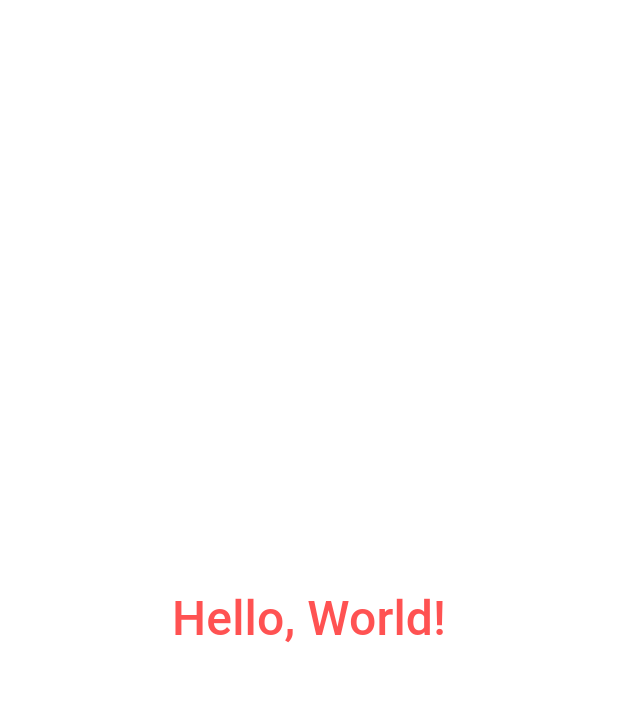
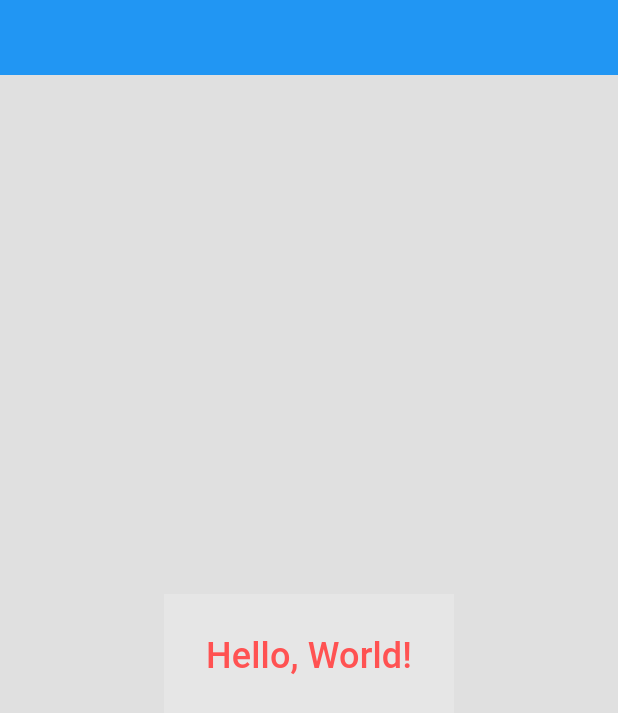
Before and after one commit to FlafyDev/wayland_shell, a Flutter app: the screen it shows after launch, after a tap on "Hello, World!", on a phone screen of 412 x 824 dp. Shown: the top 713 px of the screen. Run offline on Flutter 3.47's test engine with Material 3 defaults, Android fonts, the phone set to English and light mode, and no system bars.

Commit message:
feat: add layer shell apis

```diff
--- a/example/analysis_options.yaml
+++ b/example/analysis_options.yaml
@@ -21,7 +21,7 @@ linter:
   # `// ignore_for_file: name_of_lint` syntax on the line or in the file
   # producing the lint.
   rules:
-    # avoid_print: false  # Uncomment to disable the `avoid_print` rule
+    avoid_print: false  # Uncomment to disable the `avoid_print` rule
     # prefer_single_quotes: true  # Uncomment to enable the `prefer_single_quotes` rule
 
 # Additional information about this file can be found at
--- a/example/lib/main.dart
+++ b/example/lib/main.dart
@@ -1,7 +1,21 @@
 import 'package:flutter/material.dart';
 import 'package:wayland_shell/wayland_shell.dart';
 
-void main() {
+void main() async {
+  WidgetsFlutterBinding.ensureInitialized();
+
+  await WaylandShell.init(
+    namespace: "wayland_shell_example",
+    layer: WaylandShellLayer.top,
+    anchors: [
+      WaylandShellEdge.top,
+      WaylandShellEdge.left,
+      WaylandShellEdge.right,
+    ],
+    exclusiveZone: 50,
+    height: 250,
+  );
+
   runApp(const MyApp());
 }
 
@@ -13,32 +27,33 @@ class MyApp extends StatefulWidget {
 }
 
 class _MyAppState extends State<MyApp> {
-  @override
-  void initState() {
-    WaylandShell.clearInputRegions();
-
-    super.initState();
-  }
-
   bool e = true;
 
   @override
   Widget build(BuildContext context) {
     return MaterialApp(
       home: Scaffold(
-        backgroundColor: Colors.transparent,
-        body: Center(
+        backgroundColor: Colors.black12,
+        body: Column(
+          children: [
+            Container(
+              width: double.infinity,
+              height: 50,
+              color: Colors.blue,
+            ),
+            Expanded(
+              child: Center(
                 child: InputRegion(
                   enabled: e,
                   child: Container(
                     padding: const EdgeInsets.all(16.0),
-              color: Colors.white.withOpacity(0.2),
+                    color: Colors.white.withOpacity(e ? 0.2 : 0),
                     child: TextButton(
                       child: const Text(
                         'Hello, World!',
                         style: TextStyle(
                           color: Colors.redAccent,
-                    fontSize: 32.0,
+                          fontSize: 24,
                           // backgroundColor: Colors.greenAccent,
                         ),
                       ),
@@ -51,6 +66,8 @@ class _MyAppState extends State<MyApp> {
                         await Future.delayed(const Duration(seconds: 1));
                         setState(() {
                           e = true;
+
+                          print("Reset");
                         });
                       },
                     ),
@@ -58,6 +75,9 @@ class _MyAppState extends State<MyApp> {
                 ),
               ),
             ),
+          ],
+        ),
+      ),
     );
   }
 }
--- a/lib/src/global_rect/global_rect.dart
+++ b/lib/src/global_rect/global_rect.dart
@@ -2,7 +2,7 @@ import 'package:flutter/material.dart';
 import 'package:flutter/rendering.dart';
 
 class GlobalRect extends SingleChildRenderObjectWidget {
-  const GlobalRect({
+  GlobalRect({
     super.key,
     required super.child,
     this.painter,
@@ -11,12 +11,13 @@ class GlobalRect extends SingleChildRenderObjectWidget {
 
   final OffsetPainter? painter;
   final void Function(Rect)? onChange;
+  Rect? _lastRect;
 
   @override
   RenderObject createRenderObject(BuildContext context) {
     return RenderGlobalRect(
       painter: painter,
-      onChange: onChange,
+      reportSize: _reportSize,
     );
   }
 
@@ -24,15 +25,21 @@ class GlobalRect extends SingleChildRenderObjectWidget {
   void updateRenderObject(BuildContext context, RenderGlobalRect renderObject) {
     renderObject
       ..painter = painter
-      ..onChange = onChange
+      ..reportSize = _reportSize
       ..markNeedsPaint();
+  }
+
+  void _reportSize(Rect rect) {
+    onChange?.call(rect);
   }
 }
 
-class RenderGlobalRect extends RenderBox with RenderObjectWithChildMixin<RenderBox> {
-  RenderGlobalRect({this.painter, this.onChange}) : super();
+class RenderGlobalRect extends RenderBox
+    with RenderObjectWithChildMixin<RenderBox> {
+  RenderGlobalRect({this.painter, this.reportSize}) : super();
   OffsetPainter? painter;
-  void Function(Rect)? onChange;
+  void Function(Rect)? reportSize;
+  Rect? _lastRect;
 
   @override
   void performLayout() {
@@ -49,7 +56,10 @@ class RenderGlobalRect extends RenderBox with RenderObjectWithChildMixin<RenderB
   void paint(PaintingContext context, Offset offset) {
     final globalRect = localToGlobal(Offset.zero) & size;
     painter?.paint(context.canvas, offset, globalRect);
-    onChange?.call(globalRect);
+    if (globalRect != _lastRect) {
+      _lastRect = globalRect;
+      reportSize?.call(globalRect);
+    }
     if (child != null) {
       context.paintChild(child!, offset);
     }
--- a/lib/src/wayland_shell_base.dart
+++ b/lib/src/wayland_shell_base.dart
@@ -1,7 +1,91 @@
 import 'package:flutter/services.dart';
+import 'package:flutter/widgets.dart';
 
 class WaylandShell {
   static const _methodChannel = MethodChannel('wayland_shell');
+
+  static Future<void> init({
+    required String namespace,
+    WaylandShellLayer layer = WaylandShellLayer.top,
+    List<WaylandShellEdge> anchors = const [],
+    EdgeInsets margins = EdgeInsets.zero,
+    // WaylandShellEdge? exclusiveEdge,
+    int exclusiveZone = 0,
+    WaylandShellKeyboardMode keyboardMode = WaylandShellKeyboardMode.none,
+    bool useInputRegions = false,
+    int? width,
+    int? height,
+  }) async {
+    if (width != null && height != null) {
+      await setSize(width, height);
+    } else if (width != null) {
+      await setWidth(width);
+    } else if (height != null) {
+      await setHeight(height);
+    }
+
+    await _methodChannel.invokeMethod('init', {
+      'namespace': namespace,
+      'layer': layer.index,
+      'anchors': anchors.map((e) => e.index).toList(),
+      'margins': [
+        margins.left.round(),
+        margins.right.round(),
+        margins.top.round(),
+        margins.bottom.round(),
+      ],
+      // 'exclusiveEdge': exclusiveEdge?.index,
+      'exclusiveZone': exclusiveZone,
+      'keyboardMode': keyboardMode.index,
+      'useInputRegions': useInputRegions,
+    });
+  }
+
+  static Future<void> setNamespace(String namespace) async {
+    await _methodChannel.invokeMethod('setNamespace', namespace);
+  }
+
+  static Future<void> setLayer(WaylandShellLayer layer) async {
+    await _methodChannel.invokeMethod('setLayer', layer.index);
+  }
+
+  static Future<void> setAnchor(WaylandShellEdge edge, bool enabled) async {
+    await _methodChannel.invokeMethod('setAnchor', [edge.index, enabled]);
+  }
+
+  static Future<void> setMargins(EdgeInsets margins) async {
+    await _methodChannel.invokeMethod('setMargins', [
+      margins.left.round(),
+      margins.right.round(),
+      margins.top.round(),
+      margins.bottom.round(),
+    ]);
+  }
+
+  // NOTE: blocked by https://github.com/wmww/gtk-layer-shell/pull/184
+  // static Future<void> setExclusiveEdge(WaylandShellEdge edge) async {
+  //   await _methodChannel.invokeMethod('setExclusiveEdge', edge.index);
+  // }
+
+  static Future<void> setExclusiveZone(int size) async {
+    await _methodChannel.invokeMethod('setExclusiveZone', size);
+  }
+
+  static Future<void> setKeyboardMode(WaylandShellKeyboardMode mode) async {
+    await _methodChannel.invokeMethod('setKeyboardMode', mode.index);
+  }
+
+  static Future<void> setSize(int width, int height) async {
+    await _methodChannel.invokeMethod('setSize', [width, height]);
+  }
+
+  static Future<void> setWidth(int width) async {
+    await _methodChannel.invokeMethod('setWidth', width);
+  }
+
+  static Future<void> setHeight(int height) async {
+    await _methodChannel.invokeMethod('setHeight', height);
+  }
 
   static Future<void> addInputRegion(int id, Rect rect) async {
     await _methodChannel.invokeMethod('addInputRegion', [
@@ -27,3 +111,26 @@ class WaylandShell {
     });
   }
 }
+
+enum WaylandShellLayer {
+  // NOTE: order matches enum in gtk-layer-shell.h
+  background,
+  bottom,
+  top,
+  overlay,
+}
+
+enum WaylandShellEdge {
+  // NOTE: order matches enum in gtk-layer-shell.h
+  left,
+  right,
+  top,
+  bottom,
+}
+
+enum WaylandShellKeyboardMode {
+  // NOTE: order matches enum in gtk-layer-shell.h
+  none,
+  exclusive,
+  onDemand,
+}
```
Also changed, not shown: example/pubspec.lock, 2 other files. Lines whose indentation alone changed are shown as unchanged.
